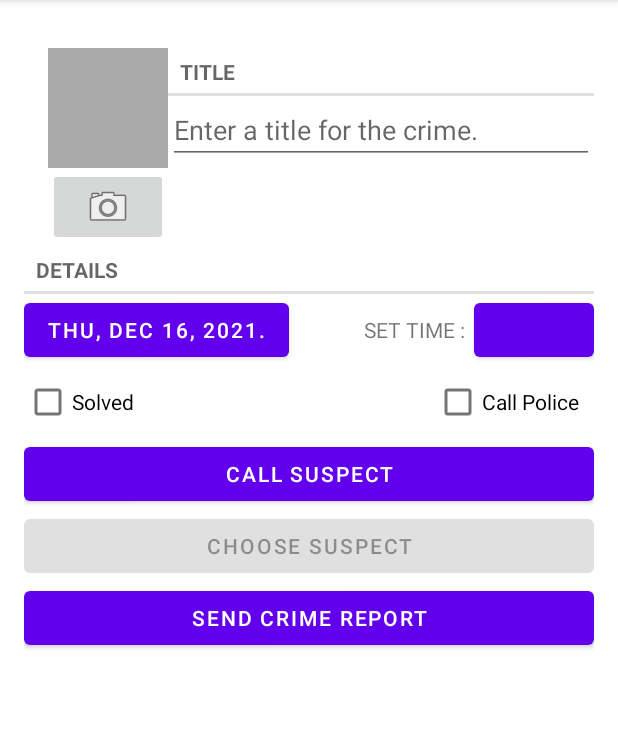
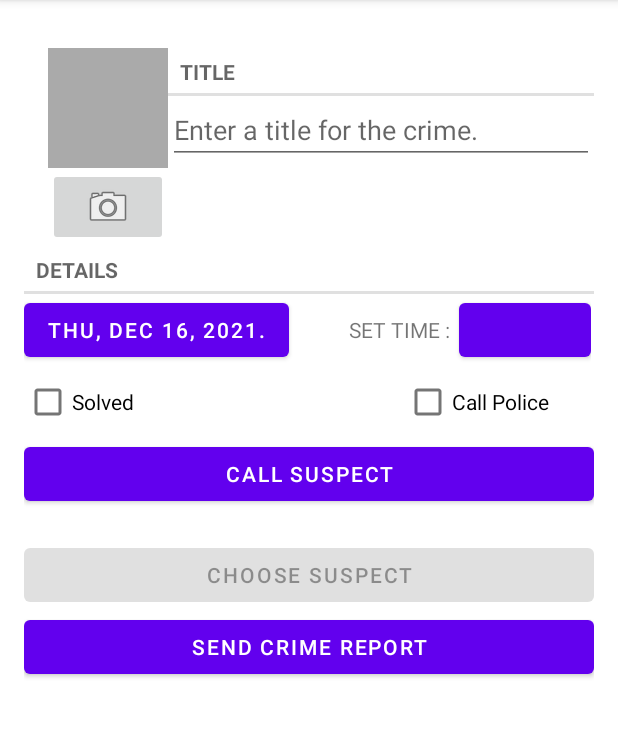
Before and after one commit to daniel-iroka/Criminal-Intent-App, an Android app: the fragment CrimeFragment placed in its activity, after a tap on "SEND CRIME REPORT", on a phone screen of 412 x 824 dp, the part 84-821 px from its top. Run offline under Robolectric (Android 15) with nearby library versions, the phone set to English and light mode, and no system bars; our stand-ins replace Room's generated code; 2 statements that could not run were skipped; 2 other taps on this screen came first.

Commit message:
few changes

```diff
--- a/app/src/main/java/com/bignerdranch/android/criminalintentChallengeVersion/CrimeFragment.kt
+++ b/app/src/main/java/com/bignerdranch/android/criminalintentChallengeVersion/CrimeFragment.kt
@@ -10,7 +10,6 @@ import android.provider.ContactsContract
 import android.provider.MediaStore
 import android.text.Editable
 import android.text.TextWatcher
-import android.text.format.DateFormat
 import android.view.LayoutInflater
 import android.view.View
 import android.view.ViewGroup
@@ -19,11 +18,11 @@ import androidx.core.content.FileProvider
 import androidx.fragment.app.Fragment
 import androidx.lifecycle.ViewModelProvider
 import java.io.File
+import java.text.SimpleDateFormat
 import java.util.*
 
 
 /** THIS IS THE CHALLENGE VERSION OF CRIMINAL INTENT **/
-
 
 private const val ARG_CRIME_ID = "crime_id"
 const val DIALOG_DATE = "DialogDate"
@@ -31,10 +30,6 @@ private const val DIALOG_TIME = "DialogTime"
 private const val REQUEST_CONTACT = 1
 private const val REQUEST_PHOTO = 2
 private const val DATE_FORMAT = "EEE, MMM, dd"
-
-
-// TODO: FIND THE SPANISH INTERPRETATIONS OF THE UNDERLINED STRING RESOURCE ERRORS.....
-
 
 // This is our Fragment which we will use to work on our Fragment's view
 // THIS FILE WILL CONTAIN OUR CRIME'S DETAIL
@@ -148,8 +143,9 @@ class CrimeFragment : Fragment() {
 
     // function to update UI wherever it is called
     private fun updateUI() {
+        val dateLocales = SimpleDateFormat("EEE, MMM dd, yyyy.", Locale.getDefault())
         titleField.setText(crime.title)
-        dateButton.text = DateFormat.format("EEE, MMM dd, yyyy.", this.crime.date)
+        dateButton.text = dateLocales.format(this.crime.date)
         solvedCheckedBox.apply {
             isChecked = crime.isSolved
             jumpDrawablesToCurrentState()  // this skips the checkBox animation whenever we load crime
@@ -158,7 +154,6 @@ class CrimeFragment : Fragment() {
         if (crime.suspect.isNotEmpty()) {
             suspectButton.text = crime.suspect
         }
-
         updatePhotoView()
     }
 
@@ -167,8 +162,10 @@ class CrimeFragment : Fragment() {
         if (photoFile.exists()) {
             val bitmap = getScaledBitmap(photoFile.path, imageViewWidth, imageViewHeight)
             photoView.setImageBitmap(bitmap)
+            photoView.contentDescription = getString(R.string.crime_photo_image_description)
         } else {
             photoView.setImageDrawable(null)
+            photoView.contentDescription = getString(R.string.crime_photo_no_image_description)
         }
     }
 
@@ -199,7 +196,6 @@ class CrimeFragment : Fragment() {
                     suspectButton.text = suspect
                 }
 
-
                 /** Query handling our Suspect's Phone Number. **/
 
                 // Our phoneNumber's contact id which will be obtained from our previous query
@@ -212,7 +208,6 @@ class CrimeFragment : Fragment() {
                     if (it.count == 0) return
                     it.moveToFirst()
                     val phoneId = it.getString(0)
-
 
                     val phoneUri = ContactsContract.CommonDataKinds.Phone.CONTENT_URI
                     // Specifies what field we want our query to return which is a Phone Number
@@ -230,13 +225,17 @@ class CrimeFragment : Fragment() {
                     }
                     crimeDetailViewModel.saveCrime(crime)
                 }
-
             }
             requestCode == REQUEST_PHOTO -> {
                 requireActivity().revokeUriPermission(photoUri, Intent.FLAG_GRANT_WRITE_URI_PERMISSION)
                 updatePhotoView()
             }
         }
+
+        // Informing the User that we have taken a picture wen we return to the detail part of the screen
+        photoView.postDelayed(Runnable {
+            photoView.announceForAccessibility("The Image has been taken")
+        }, 5)
     }
 
 
@@ -248,8 +247,8 @@ class CrimeFragment : Fragment() {
             getString(R.string.crime_report_unsolved)
         }
 
-        val dateLocale = DateFormat.getBestDateTimePattern(Locale.FRANCE, DATE_FORMAT)
-        val dateString = dateLocale.format(DATE_FORMAT, crime.date)
+        val dateLocale = SimpleDateFormat(DATE_FORMAT, Locale.getDefault())
+        val dateString = dateLocale.format(crime.date)
         val suspect = if (crime.suspect.isBlank()) {
             getString(R.string.crime_report_no_suspect)
         } else {
@@ -260,8 +259,12 @@ class CrimeFragment : Fragment() {
 
 
     // function to updateTime on a crime wherever it is called
+    /**
+     * Challenge 7 : Localizing Dates
+     * **/
     private fun updateTime() {
-        timePickerButton.text = DateFormat.format("HH:mm", crime.time)
+        val timeLocale = SimpleDateFormat("HH:mm", Locale.getDefault())
+        timePickerButton.text = timeLocale.format(crime.time)
     }
 
 
@@ -318,7 +321,6 @@ class CrimeFragment : Fragment() {
                 startActivity(chooserIntent)
             }
         }
-
 
         // Initializing our suspect button to be able to pick a suspect from our contacts App
         suspectButton.apply {
--- a/app/src/main/java/com/bignerdranch/android/criminalintentChallengeVersion/CrimeListFragment.kt
+++ b/app/src/main/java/com/bignerdranch/android/criminalintentChallengeVersion/CrimeListFragment.kt
@@ -2,7 +2,6 @@ package com.bignerdranch.android.criminalintentChallengeVersion
 
 import android.content.Context
 import android.os.Bundle
-import android.text.format.DateFormat
 import android.util.Log
 import android.view.*
 import android.widget.Button
@@ -16,6 +15,7 @@ import androidx.recyclerview.widget.DiffUtil
 import androidx.recyclerview.widget.LinearLayoutManager
 import androidx.recyclerview.widget.ListAdapter
 import androidx.recyclerview.widget.RecyclerView
+import java.text.SimpleDateFormat
 import java.util.*
 
 private const val TAG = "CrimeListFragment"
@@ -57,14 +57,12 @@ class CrimeListFragment : Fragment() {
         callbacks = context as CallBacks?
     }
 
-
     // We call this callback function from our Activity to inflate our
     // fragment with our menu layout_file
     override fun onCreateOptionsMenu(menu: Menu, inflater: MenuInflater) {
         super.onCreateOptionsMenu(menu, inflater)
         inflater.inflate(R.menu.fragment_crime_list, menu)
     }
-
 
     // This callbacks function is called when an action_item or menu_item has been selected
     // We then describe what we want to happen when it is selected which is to add a new crime
@@ -141,7 +139,6 @@ class CrimeListFragment : Fragment() {
         }
         // Making the textView also disappear
         addCrimeText.visibility = if (crimes.isEmpty()) View.VISIBLE else View.GONE
-
     }
 
 
@@ -171,10 +168,19 @@ class CrimeListFragment : Fragment() {
         // This function is added here so that our ViewHolder will do the binding work of the crimes instead of our TextViews(it is a good practice)
         override fun bind(crime: Crime) {
             /** CHALLENGE 2 : FORMATTING THE DATE - Using string.formatting, use the functions in the DateFormat class to change the format of the date. **/
+            val dateLocales = SimpleDateFormat("EEEE, MMM dd, yyyy.", Locale.getDefault())
+            val timeLocales = SimpleDateFormat("HH:mm", Locale.getDefault())
             this.crime = crime
             titleTextView.text = this.crime.title
-            dateTextView.text = DateFormat.format("EEEE, MMM dd, yyyy.", this.crime.date) // Challenge: Localizing Dates was done in main version
-            timeTextView.text = DateFormat.format("HH:mm", crime.time)
+            dateTextView.text = dateLocales.format(this.crime.date) // Challenge: Localizing Dates
+            timeTextView.text = timeLocales.format(this.crime.time)
+
+            val isSolved = "The case is solved"
+            if (solvedImageView.isVisible) {
+                itemView.contentDescription = getString(R.string.crime_brief_summary, crime.title, dateTextView.text, crime.time, isSolved)
+            } else {
+                itemView.contentDescription = getString(R.string.crime_summary, crime.title, dateTextView.text , crime.time)
+            }
 
             solvedImageView.visibility = if (crime.isSolved) {
                 View.VISIBLE
@@ -233,7 +239,6 @@ class CrimeListFragment : Fragment() {
             } **/
         }
 
-
         // Retrieves a viewType
         // CHALLENGE CODE SNIPPET
         /**override fun getItemViewType(position: Int): Int {
--- a/app/src/main/java/com/bignerdranch/android/criminalintentChallengeVersion/DatePickerFragment.kt
+++ b/app/src/main/java/com/bignerdranch/android/criminalintentChallengeVersion/DatePickerFragment.kt
@@ -12,7 +12,6 @@ import java.util.*
 private const val ARG_DATE = "date"
 
 /** THIS IS THE CHALLENGE VERSION OF CRIMINAL INTENT **/
-
 
 class DatePickerFragment: DialogFragment() {
 
@@ -53,7 +52,6 @@ class DatePickerFragment: DialogFragment() {
         )
     }
 
-
     // Here we store our "date" in our fragments bundle so that we can access it later
     companion object {
 
--- a/app/src/main/res/layout/fragment_crime.xml
+++ b/app/src/main/res/layout/fragment_crime.xml
@@ -1,10 +1,13 @@
 <?xml version="1.0" encoding="utf-8"?>
-<LinearLayout xmlns:android="http://schemas.android.com/apk/res/android"
-    xmlns:tools="http://schemas.android.com/tools"
-    xmlns:app="http://schemas.android.com/apk/res-auto"
+<ScrollView
+    xmlns:android="http://schemas.android.com/apk/res/android"
+    android:layout_width="match_parent"
+    android:layout_height="match_parent">
+
+    <LinearLayout xmlns:tools="http://schemas.android.com/tools"
         android:orientation="vertical"
         android:layout_width="match_parent"
-    android:layout_height="match_parent"
+        android:layout_height="wrap_content"
         android:layout_margin="16dp">
 
         <!-- LinearLayout for our Title and Picture. -->
@@ -14,7 +17,8 @@
             android:layout_height="wrap_content"
             android:orientation="horizontal"
             android:layout_marginStart="16dp"
-        android:layout_marginTop="16dp">
+            android:layout_marginTop="16dp"
+            android:baselineAligned="false">
 
             <LinearLayout
                 android:layout_width="wrap_content"
@@ -27,13 +31,15 @@
                     android:layout_height="80dp"
                     android:scaleType="centerInside"
                     android:cropToPadding="true"
-                android:background="@android:color/darker_gray"/>
+                    android:background="@android:color/darker_gray"
+                    android:contentDescription="@string/crime_photo_image_description"/>
 
                 <ImageButton
                     android:id="@+id/crime_camera"
                     android:layout_width="match_parent"
                     android:layout_height="wrap_content"
-                android:src="@android:drawable/ic_menu_camera"/>
+                    android:src="@android:drawable/ic_menu_camera"
+                    android:contentDescription="@string/crime_photo_button_description"/>
 
             </LinearLayout>
 
@@ -54,11 +60,8 @@
                     android:layout_width="match_parent"
                     android:layout_height="wrap_content"
                     android:hint="@string/crime_title_hint"/>
-
             </LinearLayout>
         </LinearLayout>
-
-
 
         <TextView
             style="?android:listSeparatorTextViewStyle"
@@ -73,18 +76,26 @@
             android:layout_height="wrap_content"
             android:orientation="horizontal">
 
+            <TextView
+                android:id="@+id/crime_date_label"
+                android:layout_width="match_parent"
+                android:layout_height="wrap_content"
+                android:text="@string/date"
+                android:labelFor="@+id/crime_date"
+                android:visibility="gone"/>
+
             <Button
                 android:id="@+id/crime_date"
                 android:layout_width="match_parent"
                 android:layout_height="wrap_content"
                 tools:text="THU, MAY 8, 2021" />
 
-
             <TextView
                 android:layout_width="wrap_content"
                 android:layout_height="wrap_content"
-            android:layout_marginStart="50dp"
-            android:text="@string/set_time" />
+                android:layout_marginStart="40dp"
+                android:text="@string/set_time"
+                android:labelFor="@+id/crime_timePicker"/>
 
             <Button
                 android:id="@+id/crime_timePicker"
@@ -94,14 +105,11 @@
                 android:layout_marginStart="5dp"/>
         </LinearLayout>
 
-
         <!-- CheckBox linearLayout -->
-
         <LinearLayout
             android:layout_width="match_parent"
             android:layout_height="wrap_content"
             android:orientation="horizontal">
-
 
             <CheckBox
                 android:id="@+id/crime_solved"
@@ -109,15 +117,12 @@
                 android:layout_height="wrap_content"
                 android:text="@string/crime_solved_label"/>
 
-
             <CheckBox
                 android:id="@+id/call_police"
                 android:layout_width="wrap_content"
                 android:layout_height="wrap_content"
                 android:text="@string/call_police"
-            android:layout_marginStart="200dp"/>
-
-
+                android:layout_marginStart="180dp"/>
         </LinearLayout>
 
         <Button
@@ -125,6 +130,14 @@
             android:layout_width="match_parent"
             android:layout_height="wrap_content"
             android:text="@string/call_suspect"/>
+
+        <TextView
+            android:id="@+id/crime_suspect_label"
+            android:layout_width="match_parent"
+            android:layout_height="wrap_content"
+            android:text="@string/choose_suspect"
+            android:labelFor="@+id/crime_suspect"
+            android:visibility="invisible"/>
 
         <Button
             android:id="@+id/crime_suspect"
@@ -137,5 +150,5 @@
             android:layout_width="match_parent"
             android:layout_height="wrap_content"
             android:text="@string/crime_report_text"/>
-
     </LinearLayout>
+</ScrollView>
--- a/app/src/main/res/layout/list_item_crime.xml
+++ b/app/src/main/res/layout/list_item_crime.xml
@@ -74,5 +74,4 @@
         app:layout_constraintHorizontal_bias="0.925"
         app:layout_constraintStart_toEndOf="@+id/crime_date"
         app:layout_constraintTop_toBottomOf="@+id/crime_title" />
-
 </androidx.constraintlayout.widget.ConstraintLayout>
--- a/app/src/main/res/values/strings.xml
+++ b/app/src/main/res/values/strings.xml
@@ -17,6 +17,13 @@
     <string name="crime_suspect_text">Choose Suspect</string>
     <string name="crime_report_text">Send Crime Report</string>
 
+    <string name="crime_photo_button_description" translatable="false">Take photo of crime scene</string>
+    <string name="crime_photo_no_image_description" translatable="false">Crime scene photo (not set)</string>
+    <string name="crime_photo_image_description" translatable="false">Crime scene photo (set)</string>
+
+    <string name="crime_brief_summary" translatable="false">%1s!. The crime\'s date is %2s, the time is %3s and %4s.</string>
+    <string name="crime_summary" translatable="false">%1s!. The crime\'s date is %2s, the time and %3s.</string>
+
     <string name="crime_report">%1$s! The crime was discovered on %2$s. %3$s, and %4$s</string>
     <string name="crime_report_solved">The case is solved</string>
     <string name="crime_report_unsolved">The case is not solved</string>
@@ -25,4 +32,6 @@
     <string name="crime_report_subject">CriminalIntent Crime Report</string>
     <string name="send_report">Send crime report via</string>
     <string name="call_suspect">Call Suspect</string>
+    <string name="date" translatable="false">DATE</string>
+    <string name="choose_suspect" translatable="false">Choose Suspect</string>
 </resources>
```
Lines whose indentation alone changed are shown as unchanged.
